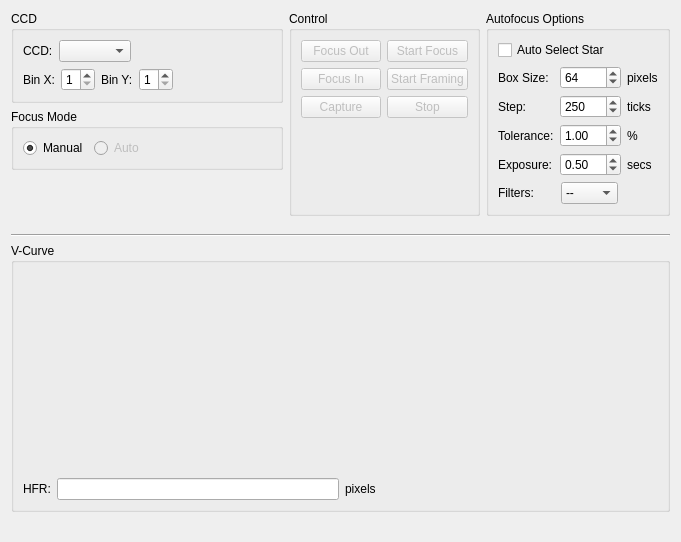
The window that kstars/ekos/focus.ui (KDE/kstars) describes before a commit, drawn with Qt 5.
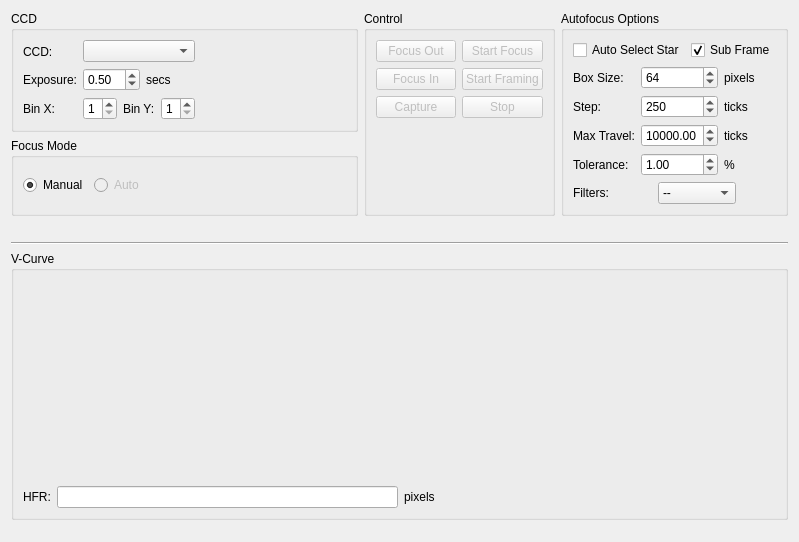
The same window after the commit. Custom widgets are drawn as their Qt base class.

Commit message: Improving autofocus routine. Added options for max travel and subframing

```diff
--- a/kstars/ekos/focus.ui
+++ b/kstars/ekos/focus.ui
@@ -6,23 +6,23 @@
    <rect>
     <x>0</x>
     <y>0</y>
-    <width>681</width>
+    <width>799</width>
     <height>542</height>
    </rect>
   </property>
+  <layout class="QVBoxLayout" name="verticalLayout_7">
+   <item>
+    <layout class="QHBoxLayout" name="horizontalLayout_7">
+     <item>
   <layout class="QVBoxLayout" name="verticalLayout_6">
    <item>
-    <layout class="QHBoxLayout" name="horizontalLayout_6">
-     <item>
-      <layout class="QVBoxLayout" name="verticalLayout_2">
-       <item>
         <widget class="QGroupBox" name="groupBox_5">
          <property name="title">
           <string>CCD</string>
          </property>
-         <layout class="QVBoxLayout" name="verticalLayout_5">
+         <layout class="QHBoxLayout" name="horizontalLayout_6">
           <item>
-           <layout class="QHBoxLayout" name="horizontalLayout_5">
+           <layout class="QVBoxLayout" name="verticalLayout">
             <item>
              <widget class="QLabel" name="textLabel1_6">
               <property name="toolTip">
@@ -37,25 +37,12 @@
              </widget>
             </item>
             <item>
-             <widget class="KComboBox" name="CCDCaptureCombo"/>
-            </item>
-            <item>
-             <spacer name="horizontalSpacer_2">
-              <property name="orientation">
-               <enum>Qt::Horizontal</enum>
+             <widget class="QLabel" name="label_7">
+              <property name="text">
+               <string>Exposure:</string>
               </property>
-              <property name="sizeHint" stdset="0">
-               <size>
-                <width>40</width>
-                <height>20</height>
-               </size>
-              </property>
-             </spacer>
+             </widget>
             </item>
-           </layout>
-          </item>
-          <item>
-           <layout class="QHBoxLayout" name="horizontalLayout_3">
             <item>
              <widget class="QLabel" name="label_18">
               <property name="text">
@@ -63,6 +50,42 @@
               </property>
              </widget>
             </item>
+           </layout>
+          </item>
+          <item>
+           <layout class="QVBoxLayout" name="verticalLayout_2">
+            <item>
+             <widget class="KComboBox" name="CCDCaptureCombo"/>
+            </item>
+            <item>
+             <layout class="QHBoxLayout" name="horizontalLayout_3">
+              <item>
+               <widget class="QDoubleSpinBox" name="exposureIN">
+                <property name="minimum">
+                 <double>0.010000000000000</double>
+                </property>
+                <property name="maximum">
+                 <double>20.000000000000000</double>
+                </property>
+                <property name="singleStep">
+                 <double>0.100000000000000</double>
+                </property>
+                <property name="value">
+                 <double>0.500000000000000</double>
+                </property>
+               </widget>
+              </item>
+              <item>
+               <widget class="QLabel" name="label_13">
+                <property name="text">
+                 <string>secs</string>
+                </property>
+               </widget>
+              </item>
+             </layout>
+            </item>
+            <item>
+             <layout class="QHBoxLayout" name="horizontalLayout_5">
             <item>
              <widget class="QDoubleSpinBox" name="kcfg_focusXBin">
               <property name="decimals">
@@ -108,6 +131,10 @@
               </property>
              </widget>
             </item>
+             </layout>
+            </item>
+           </layout>
+          </item>
             <item>
              <spacer name="horizontalSpacer_4">
               <property name="orientation">
@@ -115,13 +142,11 @@
               </property>
               <property name="sizeHint" stdset="0">
                <size>
-                <width>40</width>
+              <width>91</width>
                 <height>20</height>
                </size>
               </property>
              </spacer>
-            </item>
-           </layout>
           </item>
          </layout>
         </widget>
@@ -168,19 +193,6 @@
          </layout>
         </widget>
        </item>
-       <item>
-        <spacer name="verticalSpacer_3">
-         <property name="orientation">
-          <enum>Qt::Vertical</enum>
-         </property>
-         <property name="sizeHint" stdset="0">
-          <size>
-           <width>20</width>
-           <height>40</height>
-          </size>
-         </property>
-        </spacer>
-       </item>
       </layout>
      </item>
      <item>
@@ -274,7 +286,9 @@
        <property name="title">
         <string>Autofocus Options</string>
        </property>
-       <layout class="QVBoxLayout" name="verticalLayout">
+       <layout class="QVBoxLayout" name="verticalLayout_5">
+        <item>
+         <layout class="QHBoxLayout" name="horizontalLayout_8">
         <item>
          <widget class="QCheckBox" name="kcfg_autoSelectStar">
           <property name="text">
@@ -283,6 +297,21 @@
          </widget>
         </item>
         <item>
+           <widget class="QCheckBox" name="kcfg_subFrame">
+            <property name="toolTip">
+             <string>Subframe around the focus star during the autofocus procedure</string>
+            </property>
+            <property name="text">
+             <string>Sub Frame</string>
+            </property>
+            <property name="checked">
+             <bool>true</bool>
+            </property>
+           </widget>
+          </item>
+         </layout>
+        </item>
+        <item>
          <layout class="QGridLayout" name="gridLayout">
           <item row="0" column="0">
            <widget class="QLabel" name="label_10">
@@ -351,13 +380,43 @@
            </widget>
           </item>
           <item row="2" column="0">
+           <widget class="QLabel" name="label_12">
+            <property name="text">
+             <string>Max Travel:</string>
+            </property>
+           </widget>
+          </item>
+          <item row="2" column="1">
+           <widget class="QDoubleSpinBox" name="maxTravel">
+            <property name="minimum">
+             <double>10.000000000000000</double>
+            </property>
+            <property name="maximum">
+             <double>50000.000000000000000</double>
+            </property>
+            <property name="singleStep">
+             <double>100.000000000000000</double>
+            </property>
+            <property name="value">
+             <double>10000.000000000000000</double>
+            </property>
+           </widget>
+          </item>
+          <item row="2" column="2">
+           <widget class="QLabel" name="label_9">
+            <property name="text">
+             <string>ticks</string>
+            </property>
+           </widget>
+          </item>
+          <item row="3" column="0">
            <widget class="QLabel" name="label_4">
             <property name="text">
              <string>Tolerance:</string>
             </property>
            </widget>
           </item>
-          <item row="2" column="1">
+          <item row="3" column="1">
            <widget class="QDoubleSpinBox" name="toleranceIN">
             <property name="minimum">
              <double>0.010000000000000</double>
@@ -373,43 +432,13 @@
             </property>
            </widget>
           </item>
-          <item row="2" column="2">
+          <item row="3" column="2">
            <widget class="QLabel" name="label_5">
             <property name="text">
              <string>%</string>
             </property>
            </widget>
           </item>
-          <item row="3" column="0">
-           <widget class="QLabel" name="label_7">
-            <property name="text">
-             <string>Exposure:</string>
-            </property>
-           </widget>
-          </item>
-          <item row="3" column="1">
-           <widget class="QDoubleSpinBox" name="exposureIN">
-            <property name="minimum">
-             <double>0.010000000000000</double>
-            </property>
-            <property name="maximum">
-             <double>20.000000000000000</double>
-            </property>
-            <property name="singleStep">
-             <double>0.100000000000000</double>
-            </property>
-            <property name="value">
-             <double>0.500000000000000</double>
-            </property>
-           </widget>
-          </item>
-          <item row="3" column="2">
-           <widget class="QLabel" name="label_9">
-            <property name="text">
-             <string>secs</string>
-            </property>
-           </widget>
-          </item>
          </layout>
         </item>
         <item>
@@ -456,6 +485,19 @@
      </item>
     </layout>
    </item>
+   <item>
+    <spacer name="verticalSpacer_3">
+     <property name="orientation">
+      <enum>Qt::Vertical</enum>
+     </property>
+     <property name="sizeHint" stdset="0">
+      <size>
+       <width>20</width>
+       <height>3</height>
+      </size>
+     </property>
+    </spacer>
+   </item>
    <item>
     <widget class="Line" name="line">
      <property name="orientation">
```
Left out of the diff: 3 changed lines with no effect on the pictures. Lines whose indentation alone changed are shown as unchanged. The commit also changes 3 other files.
